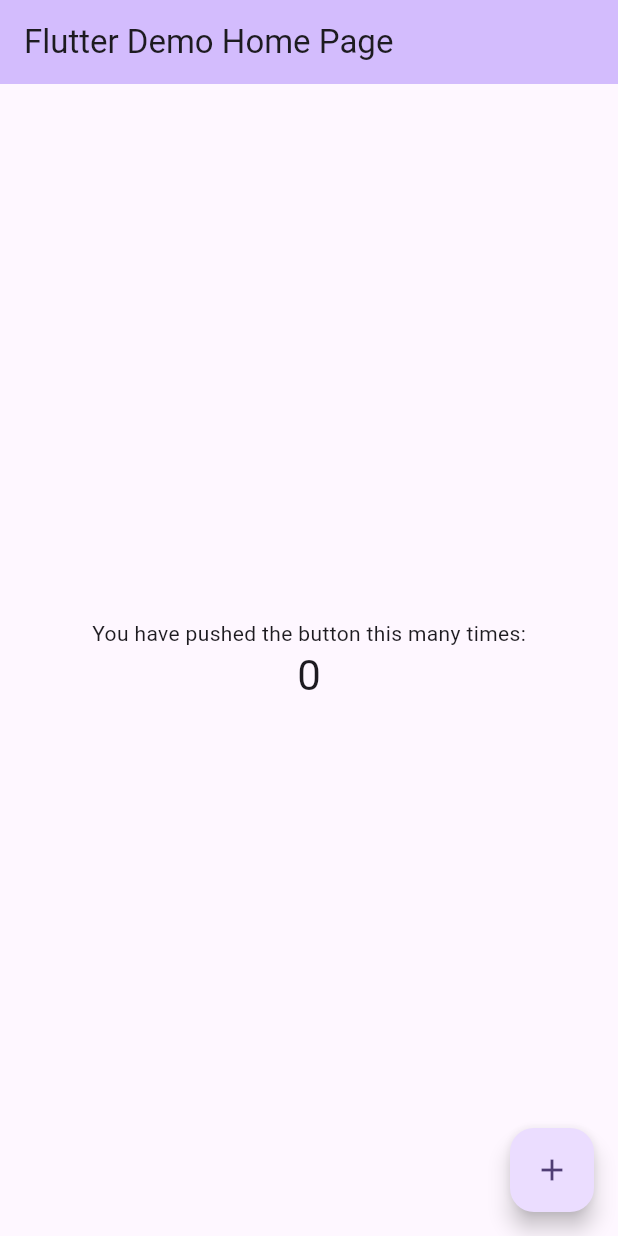
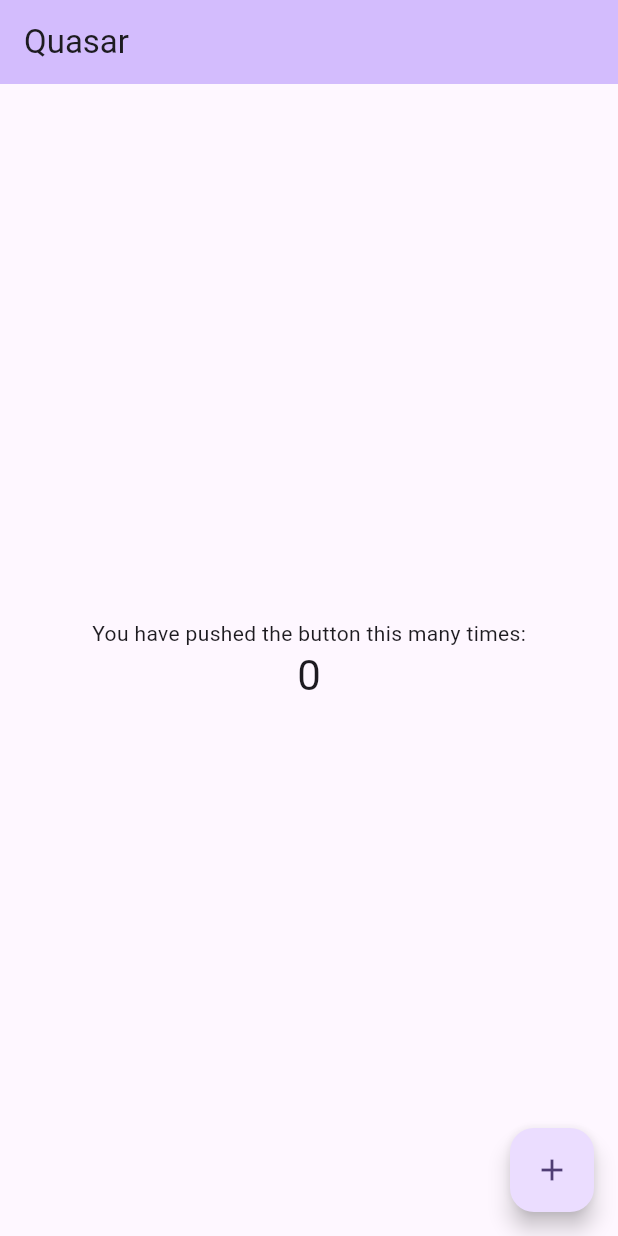
Before and after one commit to dolgoji-ai/quasar, a Flutter app: the screen it shows after launch, on a phone screen of 412 x 824 dp. Run offline on Flutter 3.47's test engine with Material 3 defaults, Android fonts, the phone set to English and light mode, and no system bars.

Commit message:
feat: CLAUDE.md 적용

```diff
--- a/lib/main.dart
+++ b/lib/main.dart
@@ -7,45 +7,20 @@ void main() {
 class MyApp extends StatelessWidget {
   const MyApp({super.key});
 
-  // This widget is the root of your application.
   @override
   Widget build(BuildContext context) {
     return MaterialApp(
-      title: 'Flutter Demo',
+      title: 'Quasar',
       theme: ThemeData(
-        // This is the theme of your application.
-        //
-        // TRY THIS: Try running your application with "flutter run". You'll see
-        // the application has a purple toolbar. Then, without quitting the app,
-        // try changing the seedColor in the colorScheme below to Colors.green
-        // and then invoke "hot reload" (save your changes or press the "hot
-        // reload" button in a Flutter-supported IDE, or press "r" if you used
-        // the command line to start the app).
-        //
-        // Notice that the counter didn't reset back to zero; the application
-        // state is not lost during the reload. To reset the state, use hot
-        // restart instead.
-        //
-        // This works for code too, not just values: Most code changes can be
-        // tested with just a hot reload.
         colorScheme: ColorScheme.fromSeed(seedColor: Colors.deepPurple),
       ),
-      home: const MyHomePage(title: 'Flutter Demo Home Page'),
+      home: const MyHomePage(title: 'Quasar'),
     );
   }
 }
 
 class MyHomePage extends StatefulWidget {
   const MyHomePage({super.key, required this.title});
-
-  // This widget is the home page of your application. It is stateful, meaning
-  // that it has a State object (defined below) that contains fields that affect
-  // how it looks.
-
-  // This class is the configuration for the state. It holds the values (in this
-  // case the title) provided by the parent (in this case the App widget) and
-  // used by the build method of the State. Fields in a Widget subclass are
-  // always marked "final".
 
   final String title;
 
@@ -58,50 +33,19 @@ class _MyHomePageState extends State<MyHomePage> {
 
   void _incrementCounter() {
     setState(() {
-      // This call to setState tells the Flutter framework that something has
-      // changed in this State, which causes it to rerun the build method below
-      // so that the display can reflect the updated values. If we changed
-      // _counter without calling setState(), then the build method would not be
-      // called again, and so nothing would appear to happen.
       _counter++;
     });
   }
 
   @override
   Widget build(BuildContext context) {
-    // This method is rerun every time setState is called, for instance as done
-    // by the _incrementCounter method above.
-    //
-    // The Flutter framework has been optimized to make rerunning build methods
-    // fast, so that you can just rebuild anything that needs updating rather
-    // than having to individually change instances of widgets.
     return Scaffold(
       appBar: AppBar(
-        // TRY THIS: Try changing the color here to a specific color (to
-        // Colors.amber, perhaps?) and trigger a hot reload to see the AppBar
-        // change color while the other colors stay the same.
         backgroundColor: Theme.of(context).colorScheme.inversePrimary,
-        // Here we take the value from the MyHomePage object that was created by
-        // the App.build method, and use it to set our appbar title.
         title: Text(widget.title),
       ),
       body: Center(
-        // Center is a layout widget. It takes a single child and positions it
-        // in the middle of the parent.
         child: Column(
-          // Column is also a layout widget. It takes a list of children and
-          // arranges them vertically. By default, it sizes itself to fit its
-          // children horizontally, and tries to be as tall as its parent.
-          //
-          // Column has various properties to control how it sizes itself and
-          // how it positions its children. Here we use mainAxisAlignment to
-          // center the children vertically; the main axis here is the vertical
-          // axis because Columns are vertical (the cross axis would be
-          // horizontal).
-          //
-          // TRY THIS: Invoke "debug painting" (choose the "Toggle Debug Paint"
-          // action in the IDE, or press "p" in the console), to see the
-          // wireframe for each widget.
           mainAxisAlignment: MainAxisAlignment.center,
           children: <Widget>[
             const Text('You have pushed the button this many times:'),
@@ -116,7 +60,7 @@ class _MyHomePageState extends State<MyHomePage> {
         onPressed: _incrementCounter,
         tooltip: 'Increment',
         child: const Icon(Icons.add),
-      ), // This trailing comma makes auto-formatting nicer for build methods.
+      ),
     );
   }
 }
```
Also changed, not shown: analysis_options.yaml (+0 -24 lines), pubspec.yaml (+2 -70 lines), 1 other file.
